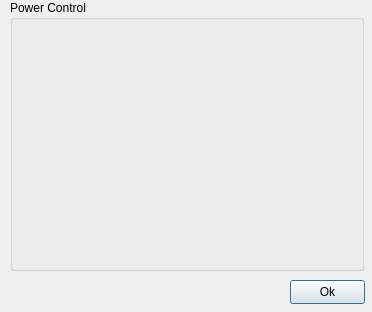
The window that storm_control/hal4000/qtdesigner/illumination.ui (ZhuangLab/storm-control) describes before a commit, drawn with Qt 5.
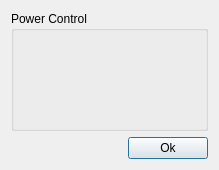
The same window after the commit.

Commit message: Get illumination control box to display.

Diff of the .ui file:
```diff
--- a/storm_control/hal4000/qtdesigner/illumination.ui
+++ b/storm_control/hal4000/qtdesigner/illumination.ui
@@ -6,8 +6,8 @@
    <rect>
     <x>0</x>
     <y>0</y>
-    <width>372</width>
-    <height>312</height>
+    <width>219</width>
+    <height>170</height>
    </rect>
   </property>
   <property name="sizePolicy">
@@ -18,8 +18,8 @@
   </property>
   <property name="minimumSize">
    <size>
-    <width>372</width>
-    <height>312</height>
+    <width>100</width>
+    <height>100</height>
    </size>
   </property>
   <property name="maximumSize">
@@ -31,32 +31,45 @@
   <property name="windowTitle">
    <string>HAL-4000 Illumination</string>
   </property>
+  <layout class="QVBoxLayout" name="verticalLayout">
+   <item>
   <widget class="QGroupBox" name="powerControlBox">
-   <property name="geometry">
-    <rect>
-     <x>10</x>
-     <y>0</y>
-     <width>354</width>
-     <height>271</height>
-    </rect>
+     <property name="sizePolicy">
+      <sizepolicy hsizetype="MinimumExpanding" vsizetype="MinimumExpanding">
+       <horstretch>0</horstretch>
+       <verstretch>0</verstretch>
+      </sizepolicy>
    </property>
    <property name="title">
     <string>Power Control</string>
    </property>
   </widget>
+   </item>
+   <item>
+    <layout class="QHBoxLayout" name="horizontalLayout">
+     <item>
+      <spacer name="horizontalSpacer">
+       <property name="orientation">
+        <enum>Qt::Horizontal</enum>
+       </property>
+       <property name="sizeHint" stdset="0">
+        <size>
+         <width>40</width>
+         <height>20</height>
+        </size>
+       </property>
+      </spacer>
+     </item>
+     <item>
   <widget class="QPushButton" name="okButton">
-   <property name="geometry">
-    <rect>
-     <x>290</x>
-     <y>280</y>
-     <width>75</width>
-     <height>24</height>
-    </rect>
-   </property>
    <property name="text">
     <string>Ok</string>
    </property>
   </widget>
+     </item>
+    </layout>
+   </item>
+  </layout>
  </widget>
  <resources/>
  <connections/>
```
Lines whose indentation alone changed are shown as unchanged. The commit also changes 8 other files.
